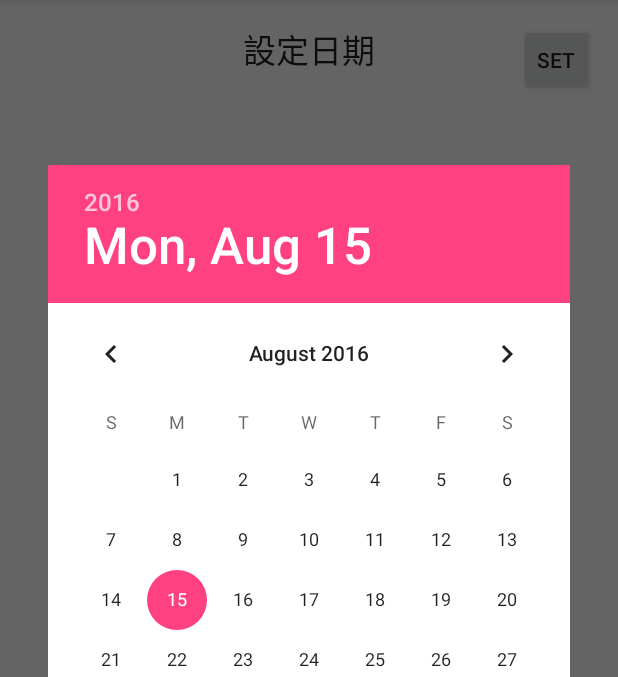
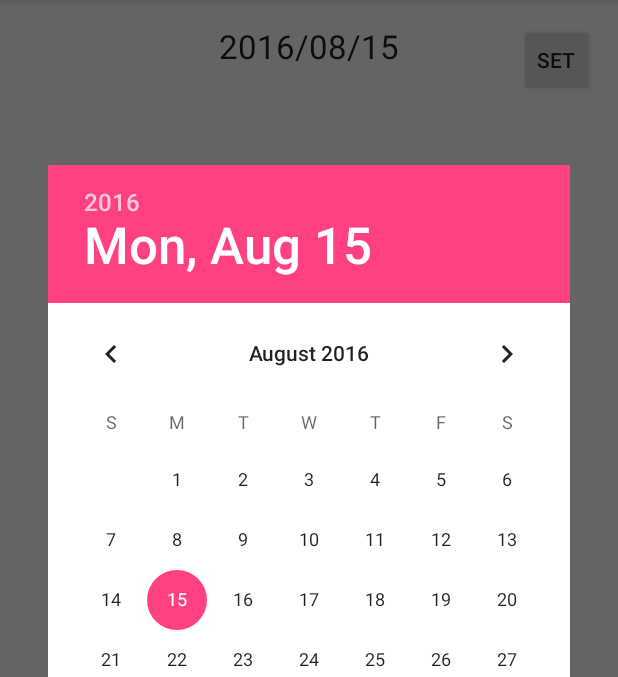
Before and after one commit to rujune/RFSystem_add, an Android app: the screen it shows after launch (MainActivity), after a tap on "SET", on a phone screen of 412 x 824 dp, the part 84-761 px from its top. Run offline under Robolectric (Android 15) with nearby library versions, the phone set to English and light mode, and no system bars.

Commit message:
get today  in onCreate

```diff
--- a/app/src/main/java/com/wen/rfsystem/MainActivity.java
+++ b/app/src/main/java/com/wen/rfsystem/MainActivity.java
@@ -17,6 +17,7 @@ import android.widget.DatePicker;
 import android.widget.ListView;
 import android.widget.TextView;
 
+import java.text.SimpleDateFormat;
 import java.util.ArrayList;
 import java.util.Calendar;
 import java.util.GregorianCalendar;
@@ -40,13 +41,20 @@ public class MainActivity extends AppCompatActivity {
 
         GregorianCalendar calendar = new GregorianCalendar();
          textDate = (TextView) findViewById(R.id.datetext);
+
+        Calendar mCal = Calendar.getInstance();
+        String dateformat = "yyyy/MM/dd";
+        SimpleDateFormat df = new SimpleDateFormat(dateformat);
+        String today = df.format(mCal.getTime());
+        textDate.setText(today);
+
         // 實作DatePickerDialog的onDateSet方法，設定日期後將所設定的日期show在textDate上
         datePickerDialog = new DatePickerDialog(this, new DatePickerDialog.OnDateSetListener() {
             //將設定的日期顯示出來
             @Override
             public void onDateSet(DatePicker view, int year, int monthOfYear,
                                   int dayOfMonth) {
-                textDate.setText(year + "/" + monthOfYear + "/" + dayOfMonth);
+                textDate.setText(year + "/" + (monthOfYear+1) + "/" + dayOfMonth);
             }
         },calendar.get(Calendar.YEAR), calendar.get(Calendar.MONTH),
                 calendar.get(Calendar.DAY_OF_MONTH));
```
